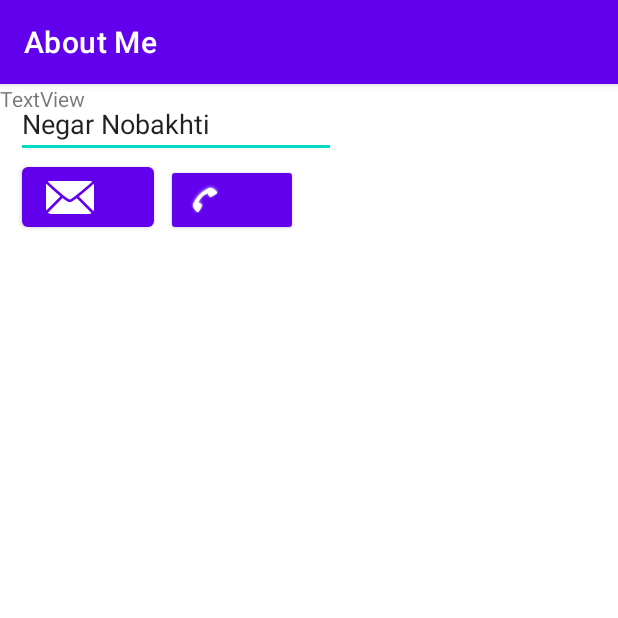
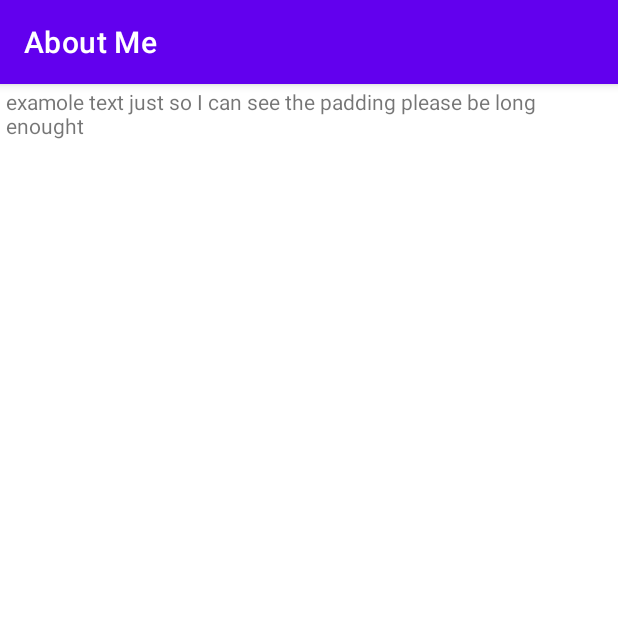
Before and after one commit to Negarnbkhti42/about-me-mobile-programming-HW1, an Android app: the screen it shows after launch (MainActivity), on a phone screen of 412 x 824 dp, the top half of it. Run offline under Robolectric (Android 15) with nearby library versions, the phone set to English and light mode, and no system bars.

Commit message:
Change layout to linear nad full scroll

```diff
--- a/app/src/main/res/layout/activity_main.xml
+++ b/app/src/main/res/layout/activity_main.xml
@@ -6,76 +6,39 @@
     android:layout_height="match_parent"
     tools:context=".MainActivity">
 
-    <androidx.constraintlayout.widget.ConstraintLayout
-        android:layout_width="410dp"
-        android:layout_height="wrap_content"
+    <ScrollView
+        android:layout_width="match_parent"
+        android:layout_height="match_parent"
+        android:paddingStart="4dp"
+        android:paddingTop="2dp"
+        android:paddingEnd="4dp"
+        android:paddingBottom="0dp"
+        app:layout_constraintBottom_toBottomOf="parent"
         app:layout_constraintEnd_toEndOf="parent"
-        app:layout_constraintHorizontal_bias="0.238"
         app:layout_constraintStart_toStartOf="parent"
         app:layout_constraintTop_toTopOf="parent">
 
-        <ImageView
-            android:id="@+id/imageView2"
-            android:layout_width="wrap_content"
-            android:layout_height="wrap_content"
-            android:layout_marginStart="6dp"
-            android:layout_marginTop="4dp"
-            android:layout_marginBottom="4dp"
-            android:contentDescription="@string/avatar_description"
-            app:layout_constraintBottom_toBottomOf="parent"
-            app:layout_constraintStart_toStartOf="parent"
-            app:layout_constraintTop_toTopOf="parent"
-            app:layout_constraintVertical_bias="0.51"
-            app:shapeAppearanceOverlay="@style/circleImageView"
-            tools:srcCompat="@drawable/ic_about_bar" />
 
-        <Button
-            android:id="@+id/button"
-            style="@style/Widget.AppCompat.Button"
-            android:layout_width="wrap_content"
-            android:layout_height="wrap_content"
-            android:layout_marginStart="8dp"
-            app:icon="@android:drawable/stat_sys_phone_call"
-            app:layout_constraintBottom_toBottomOf="parent"
-            app:layout_constraintStart_toEndOf="@+id/button2"
-            app:layout_constraintTop_toBottomOf="@+id/editTextTextPersonName"
-            app:layout_constraintVertical_bias="1.0" />
-
-        <Button
-            android:id="@+id/button2"
-            android:layout_width="wrap_content"
-            android:layout_height="wrap_content"
-            android:layout_marginStart="8dp"
-            app:icon="@android:drawable/ic_dialog_email"
-            app:layout_constraintBottom_toBottomOf="parent"
-            app:layout_constraintStart_toEndOf="@+id/imageView2"
-            app:layout_constraintTop_toBottomOf="@+id/editTextTextPersonName"
-            app:layout_constraintVertical_bias="0.84" />
-
-        <EditText
-            android:id="@+id/editTextTextPersonName"
-            android:layout_width="wrap_content"
-            android:layout_height="wrap_content"
-            android:layout_marginStart="4dp"
-            android:layout_marginTop="4dp"
-            android:ems="10"
-            android:inputType="textPersonName"
-            android:text="@string/subject_name"
-            app:layout_constraintStart_toEndOf="@+id/imageView2"
-            app:layout_constraintTop_toTopOf="parent" />
-    </androidx.constraintlayout.widget.ConstraintLayout>
-
-    <ScrollView
-        android:layout_width="409dp"
-        android:layout_height="633dp"
-        tools:layout_editor_absoluteX="1dp"
-        tools:layout_editor_absoluteY="97dp">
-
-        <TextView
-            android:id="@+id/textView"
+        <LinearLayout
             android:layout_width="match_parent"
             android:layout_height="wrap_content"
-            android:text="TextView" />
+            android:orientation="vertical">
+
+            <androidx.constraintlayout.widget.ConstraintLayout
+                android:layout_width="match_parent"
+                android:layout_height="match_parent">
+
+            </androidx.constraintlayout.widget.ConstraintLayout>
+
+            <TextView
+                android:id="@+id/dataText"
+                android:layout_width="match_parent"
+                android:layout_height="wrap_content"
+                android:text="examole text just so I can see the padding please be long enought" />
+
+        </LinearLayout>
     </ScrollView>
 
+
+
 </androidx.constraintlayout.widget.ConstraintLayout>
```
